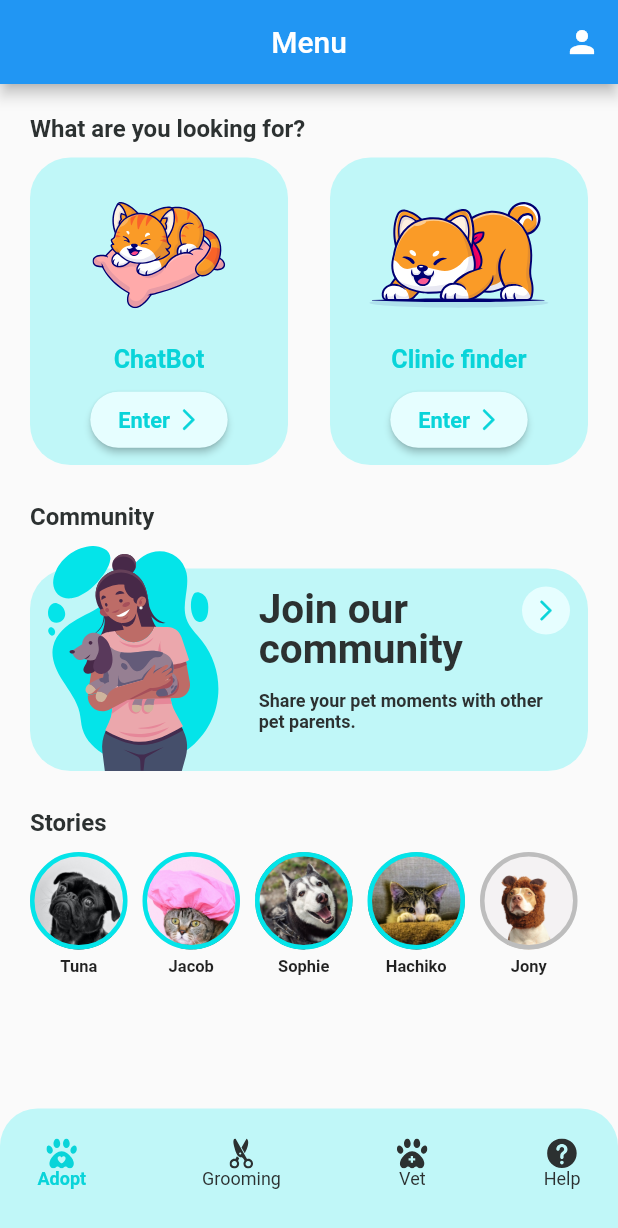
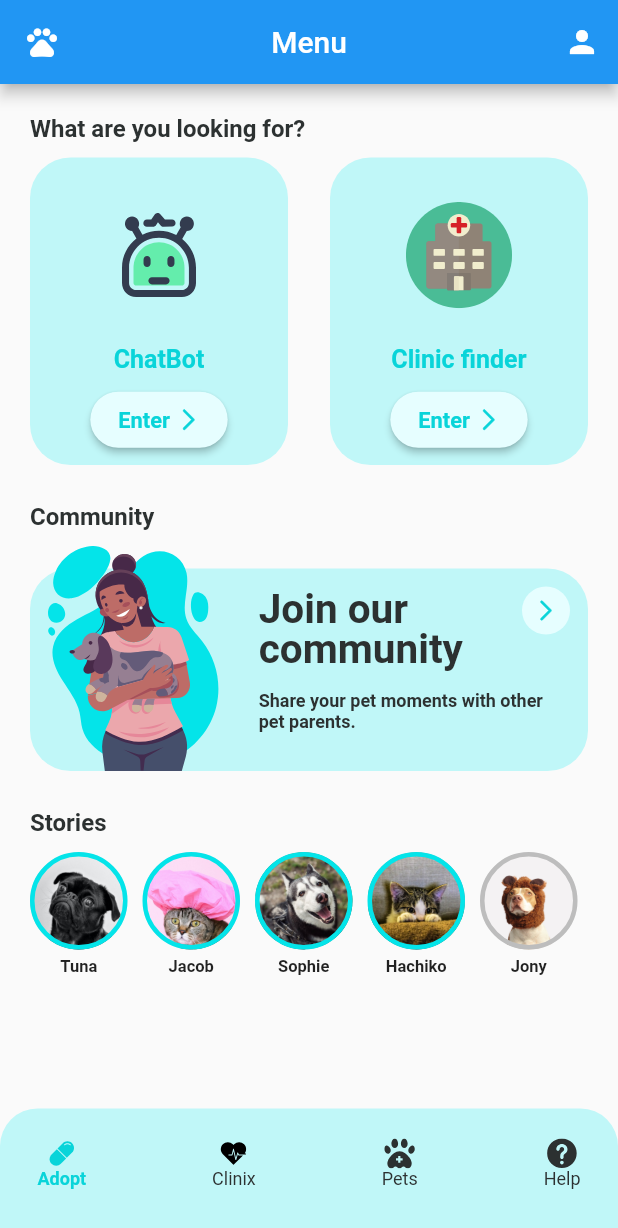
Before and after one commit to Yunocat02/LittleBuddy, a Flutter app: the screen it shows after launch, on a phone screen of 412 x 824 dp. Shown: the top 1228 px of the screen. Run offline on Flutter 3.47's test engine with Material 2 defaults, Android fonts, the phone set to English and light mode, and no system bars; our stand-ins replace cloud_firestore, firebase_auth, firebase_core, flutter_svg, gap, get and 3 more; accounts and stored records are empty.

Commit message:
change icon and add many page

```diff
--- a/lib/views/home.dart
+++ b/lib/views/home.dart
@@ -1,5 +1,4 @@
 import 'package:LittleBuddy/widgets/pet_card2.dart';
-
 import '../utils/layouts.dart';
 import '../utils/styles.dart';
 import '../widgets/animated_title.dart';
@@ -9,8 +8,11 @@ import 'package:flutter/material.dart';
 import 'package:flutter_svg/flutter_svg.dart';
 import 'package:gap/gap.dart';
 import 'Chatbot_view.dart';
+import 'addpet_view.dart';
+import 'help_view.dart';
 import 'login_view.dart';
 import 'map_view.dart';
+import 'mypets_view.dart';
 
 class Home extends StatelessWidget {
   const Home({Key? key}) : super(key: key);
@@ -20,21 +22,22 @@ class Home extends StatelessWidget {
     List navItems = [
       {
         'text': 'Adopt',
-        'icon': 'assets/nav_icons/dog_icon.svg',
+        'icon': 'assets/nav_icons/pill_icon.svg',
       },
       {
-        'text': 'Grooming',
-        'icon': 'assets/nav_icons/cut_icon.svg',
+        'text': 'Clinix',
+        'icon': 'assets/nav_icons/heart_icon.svg',
         'page': const Chatbot()
       },
       {
-        'text': 'Vet',
+        'text': 'Pets',
         'icon': 'assets/nav_icons/vet_icon.svg',
-        'page': const Mapnaja()
+        'page': const Mypets()
       },
       {
         'text': 'Help',
         'icon': 'assets/nav_icons/help_icon.svg',
+        'page': const Helpview()
       },
     ];
     final size = Layouts.getSize(context);
@@ -42,15 +45,25 @@ class Home extends StatelessWidget {
       appBar: AppBar(
         title: Text('Menu'),
         centerTitle: true,
+        leading: IconButton(
+          onPressed: () {
+            Navigator.push(
+              context,
+              MaterialPageRoute(builder: (context) => addpet()),
+            );
+          },
+          icon: Icon(Icons.pets),
+        ),
         actions: [
           IconButton(
-              onPressed: () {
-                // การเอาหน้าอื่นมาทับ context คือ ?? | route คือ ตำแหน่งหน้าที่จะทับ
-                Navigator.push(context, MaterialPageRoute(builder: (context) {
-                  return LoginView();
-                }));
-              },
-              icon: Icon(Icons.person))
+            onPressed: () {
+              Navigator.push(
+                context,
+                MaterialPageRoute(builder: (context) => LoginView()),
+              );
+            },
+            icon: Icon(Icons.person),
+          ),
         ],
       ),
       body: ListView(
@@ -61,13 +74,13 @@ class Home extends StatelessWidget {
           Row(
             children: const [
               PetCard(
-                petPath: 'assets/svg/cat1.svg',
+                petPath: 'assets/svg/robot.svg',
                 petName: 'ChatBot',
                 height: 68,
               ),
               Gap(28),
               PetCard2(
-                petPath: 'assets/svg/dog1.svg',
+                petPath: 'assets/svg/hospital.svg',
                 petName: 'Clinic finder',
                 height: 68,
               ),
@@ -188,7 +201,9 @@ class Home extends StatelessWidget {
                 ],
               ),
               onTap: () {
-                if (navItems.indexOf(e) == 1 || navItems.indexOf(e) == 2) {
+                if (navItems.indexOf(e) == 1 ||
+                    navItems.indexOf(e) == 2 ||
+                    navItems.indexOf(e) == 3) {
                   Navigator.push(
                       context, MaterialPageRoute(builder: (_) => e['page']));
                 }
--- a/lib/views/login_view.dart
+++ b/lib/views/login_view.dart
@@ -148,7 +148,7 @@ class _LoginViewState extends State<LoginView> {
         Padding(
           padding: const EdgeInsets.only(left: 20.0),
           child: Text(
-            'Welcome Back Catchy',
+            'Welcome Back',
             style: kLoginSubtitleStyle(size),
           ),
         ),
--- a/lib/widgets/pet_card2.dart
+++ b/lib/widgets/pet_card2.dart
@@ -5,7 +5,6 @@ import 'package:flutter/material.dart';
 import 'package:flutter_svg/flutter_svg.dart';
 import 'package:gap/gap.dart';
 
-import '../views/Chatbot_view.dart';
 import '../views/map_view.dart';
 
 class PetCard2 extends StatefulWidget {
@@ -67,7 +66,7 @@ class _PetCard2State extends State<PetCard2> {
                           Navigator.push(
                             context,
                             MaterialPageRoute(
-                              builder: (context) => Chatbot(),
+                              builder: (context) => Mapnaja(),
                             ),
                           );
                         },
```
Also changed, not shown: lib/views/addpet_view.dart (added, +28 -0 lines), lib/views/help_view.dart (added, +28 -0 lines), lib/views/mypets_view.dart (added, +28 -0 lines), assets/nav_icons/heart_icon.svg (added), assets/nav_icons/pill_icon.svg (added), assets/svg/hospital.svg (added), assets/svg/robot.svg (added).
